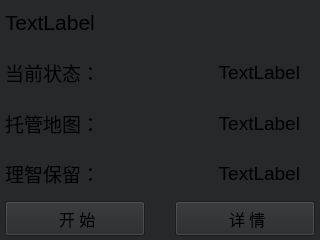
Above: resources/ui/UI_GameCard.ui from Chr0nixz/Closure before the change. Below: the same form after it.
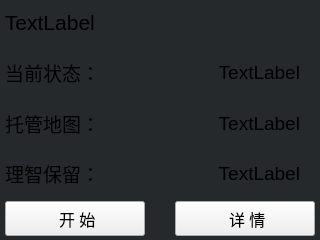
That is the form after the change.

```diff
--- a/resources/ui/UI_GameCard.ui
+++ b/resources/ui/UI_GameCard.ui
@@ -14,7 +14,7 @@
    <string>Form</string>
   </property>
   <property name="styleSheet">
-   <string notr="true">background-color: #25292C</string>
+   <string notr="true"/>
   </property>
   <widget class="QWidget" name="horizontalLayoutWidget">
    <property name="geometry">
@@ -268,6 +268,33 @@
     </item>
    </layout>
   </widget>
+  <widget class="QFrame" name="frame">
+   <property name="geometry">
+    <rect>
+     <x>0</x>
+     <y>0</y>
+     <width>320</width>
+     <height>240</height>
+    </rect>
+   </property>
+   <property name="contextMenuPolicy">
+    <enum>Qt::DefaultContextMenu</enum>
+   </property>
+   <property name="styleSheet">
+    <string notr="true">background-color: #25292C</string>
+   </property>
+   <property name="frameShape">
+    <enum>QFrame::Box</enum>
+   </property>
+   <property name="frameShadow">
+    <enum>QFrame::Plain</enum>
+   </property>
+   <property name="lineWidth">
+    <number>0</number>
+   </property>
+  </widget>
+  <zorder>frame</zorder>
+  <zorder>horizontalLayoutWidget</zorder>
  </widget>
  <resources/>
  <connections/>
```
